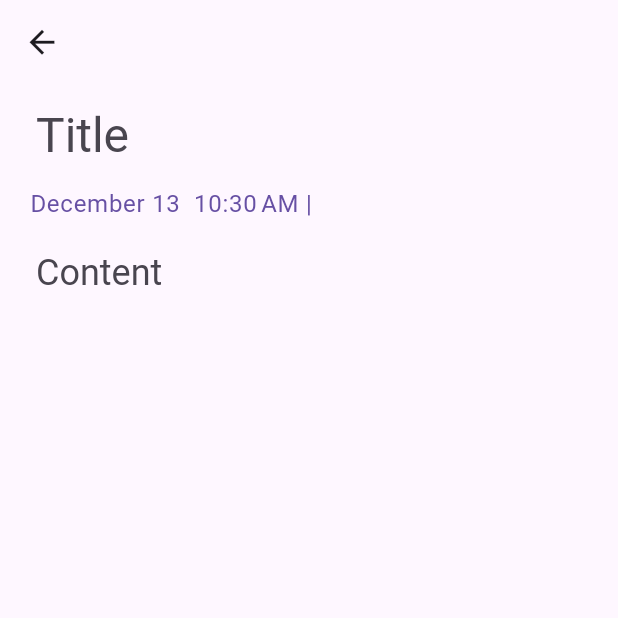
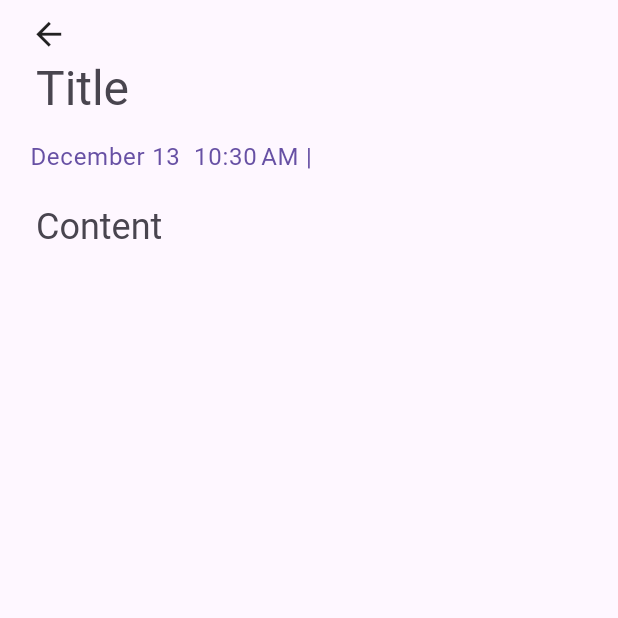
Before and after one commit to Sakeshioyaki/base_getx, a Flutter app: the CreateNotePage screen opened directly, on a phone screen of 412 x 824 dp, the top half of it. Run offline on Flutter 3.47's test engine with Material 3 defaults, Android fonts, the phone set to English and light mode, and no system bars; drawn by our look-alikes of overlay_support; our stand-ins replace cloud_firestore, firebase_auth, firebase_core, flutter_svg, get, logger and 2 more; accounts and stored records are empty.

Commit message:
update create new note

```diff
--- a/lib/commons/app_time.dart
+++ b/lib/commons/app_time.dart
@@ -1,10 +1,12 @@
+import 'dart:io';
+
 import 'package:flutter/material.dart';
 import 'package:intl/date_symbol_data_local.dart';
 import 'package:intl/intl.dart';
 
 class AppTime {
   static String getCurrentTime(Locale locale) {
-    initializeDateFormatting(locale.toString());
+    initializeDateFormatting(Platform.localeName);
     DateTime now = DateTime.now();
     String time = '';
     //  'en_US', 'vi_VN', 'ja_jp', 'ko_KR',
--- a/lib/l10n/localization.dart
+++ b/lib/l10n/localization.dart
@@ -9,13 +9,10 @@ import 'intl_ja.dart';
 import 'intl_vi.dart';
 
 class LocalizationService extends Translations {
-// fallbackLocale là locale default nếu locale được set không nằm trong những Locale support
   static const fallbackLocale = Locale('en', 'US');
 
-// language code của những locale được support
   static final langCodes = ['en', 'vi', 'ko', 'ja'];
 
-// các Locale được support
   static final locales = [
     const Locale('en', 'US'),
     const Locale('vi', 'VN'),
@@ -23,7 +20,6 @@ class LocalizationService extends Translations {
     const Locale('ko', 'KR'),
   ];
 
-// cái này là Map các language được support đi kèm với mã code của lang đó: cái này dùng để đổ data vào Dropdownbutton và set language mà không cần quan tâm tới language của hệ thống
   static final langs = LinkedHashMap.from(
       {'en': 'English', 'vi': 'Tiếng Việt', 'ja': 'Japan', 'ko': 'Korean'});
 
--- a/lib/views/mobile/create_note/create_note_page.dart
+++ b/lib/views/mobile/create_note/create_note_page.dart
@@ -1,23 +1,39 @@
 import 'package:base_getx/app_ctrl.dart';
 import 'package:base_getx/commons/app_time.dart';
+import 'package:base_getx/views/mobile/create_note/create_note_vm.dart';
 import 'package:flutter/material.dart';
 import 'package:get/get.dart';
 
-class CreateNotePage extends StatelessWidget {
+class CreateNotePage extends StatefulWidget {
   final String? tag;
-
   const CreateNotePage({super.key, this.tag});
 
   @override
+  State<CreateNotePage> createState() => _CreateNotePageState();
+}
+
+class _CreateNotePageState extends State<CreateNotePage> {
+  @override
   Widget build(BuildContext context) {
     AppCtrl appCtrl = Get.find();
+    CreateNoteVm createNoteVm = Get.find();
     String dateTime = AppTime.getCurrentTime(appCtrl.currentLocale);
     ThemeData theme = Theme.of(context);
     final formKey = GlobalKey<FormState>();
     return Scaffold(
-      appBar: AppBar(
-        leading: InkWell(
-          onTap: (){
+      body: SafeArea(
+        child: Padding(
+          padding: const EdgeInsets.symmetric(horizontal: 20, vertical: 10),
+          child: GetBuilder<CreateNoteVm>(builder: (logic) {
+            return Form(
+              key: formKey,
+              autovalidateMode: AutovalidateMode.onUserInteraction,
+              child: Column(
+                children: [
+                  Row(
+                    children: [
+                      InkWell(
+                        onTap: () {
                           Get.back();
                         },
                         child: const Icon(
@@ -25,34 +41,35 @@ class CreateNotePage extends StatelessWidget {
                           size: 25,
                         ),
                       ),
-        actions: [
-          formKey.currentState != null && formKey.currentState!.validate()
-              ?  InkWell(
-            onTap: (){
-
-            },
-                  child: Icon(
+                      Visibility(
+                        visible: logic.isShowSave,
+                        child: InkWell(
+                          onTap: () {},
+                          child: const Icon(
                             Icons.done,
                             size: 30,
                           ),
-                )
-              : const SizedBox(),
+                        ),
+                      ),
                       const SizedBox(width: 40),
                     ],
                   ),
-      body: SafeArea(
-        child: Padding(
-          padding: const EdgeInsets.symmetric(horizontal: 20, vertical: 10),
-          child: Form(
-            key: formKey,
-            child: Column(
+                  Column(
                     crossAxisAlignment: CrossAxisAlignment.start,
                     children: [
                       TextFormField(
+                        controller: createNoteVm.titleController,
                         validator: (value) {
                           if (value == null || value.isEmpty) {
+                            if (logic.isShowSave) {
+                              logic.setShowButtonSave(false);
+                            }
                             return 'Please enter some text';
                           }
+                          if (formKey.currentState!.validate()) {
+                            logic.setShowButtonSave(true);
+                          }
+
                           return null;
                         },
                         style: theme.textTheme.headlineLarge,
@@ -72,10 +89,17 @@ class CreateNotePage extends StatelessWidget {
                       ),
                       const SizedBox(height: 10),
                       TextFormField(
+                        controller: createNoteVm.contentController,
                         validator: (value) {
                           if (value == null || value.isEmpty) {
+                            if (logic.isShowSave) {
+                              logic.setShowButtonSave(false);
+                            }
+
                             return 'Please enter some text';
                           }
+                          if (formKey.currentState!.validate())
+                            logic.setShowButtonSave(true);
                           return null;
                         },
                         style: theme.textTheme.headlineSmall,
@@ -88,8 +112,11 @@ class CreateNotePage extends StatelessWidget {
                         ),
                       ),
                     ],
+                  )
+                ],
               ),
-          ),
+            );
+          }),
         ),
       ),
     );
--- a/lib/views/mobile/create_note/create_note_vm.dart
+++ b/lib/views/mobile/create_note/create_note_vm.dart
@@ -1,5 +1,15 @@
+import 'package:flutter/material.dart';
 import 'package:get/get.dart';
 
-class CreateNoteVm  extends GetxController{
+class CreateNoteVm extends GetxController {
+  final TextEditingController titleController = TextEditingController();
+  final TextEditingController contentController = TextEditingController();
+  bool isShowSave = false;
 
+  void setShowButtonSave(bool value) {
+    isShowSave = value;
+    WidgetsBinding.instance.addPostFrameCallback((_) {
+      update();
+    });
+  }
 }
```
Lines whose indentation alone changed are shown as unchanged.
